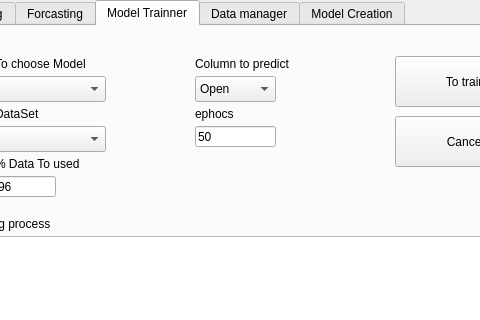
eduardo-trejo-es/LSTM_GUI_DB, file QT_Files/GUI_FFT_LSTM_Stock.ui: the form before one commit; both pictures show x 87 to 567 and y 0 to 320 of the 700 by 446 pixel window.
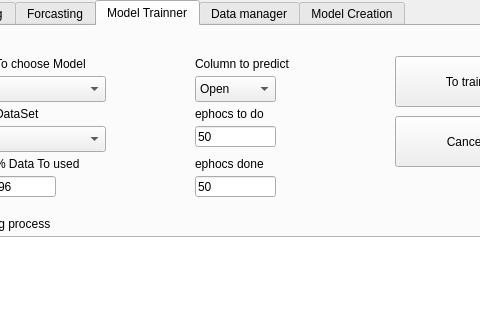
The form after the commit. The open tabs and pages were chosen to show the change.

```diff
--- a/QT_Files/GUI_FFT_LSTM_Stock.ui
+++ b/QT_Files/GUI_FFT_LSTM_Stock.ui
@@ -467,12 +467,12 @@
        <rect>
         <x>270</x>
         <y>80</y>
-        <width>60</width>
+        <width>91</width>
         <height>16</height>
        </rect>
       </property>
       <property name="text">
-       <string>ephocs</string>
+       <string>ephocs to do</string>
       </property>
      </widget>
      <widget class="QComboBox" name="MoTr_ComBox_DataSet">
@@ -485,6 +485,32 @@
        </rect>
       </property>
      </widget>
+     <widget class="QLineEdit" name="MoTr_txtLine_ephocs_2">
+      <property name="geometry">
+       <rect>
+        <x>270</x>
+        <y>150</y>
+        <width>81</width>
+        <height>21</height>
+       </rect>
+      </property>
+      <property name="text">
+       <string>50</string>
+      </property>
+     </widget>
+     <widget class="QLabel" name="MoTr_lbl_DataSet_3">
+      <property name="geometry">
+       <rect>
+        <x>270</x>
+        <y>130</y>
+        <width>91</width>
+        <height>16</height>
+       </rect>
+      </property>
+      <property name="text">
+       <string>ephocs done</string>
+      </property>
+     </widget>
     </widget>
     <widget class="QWidget" name="Data_Manager_tab">
      <attribute name="title">
```
Left out of the diff: 2 changed lines with no effect on the pictures.
